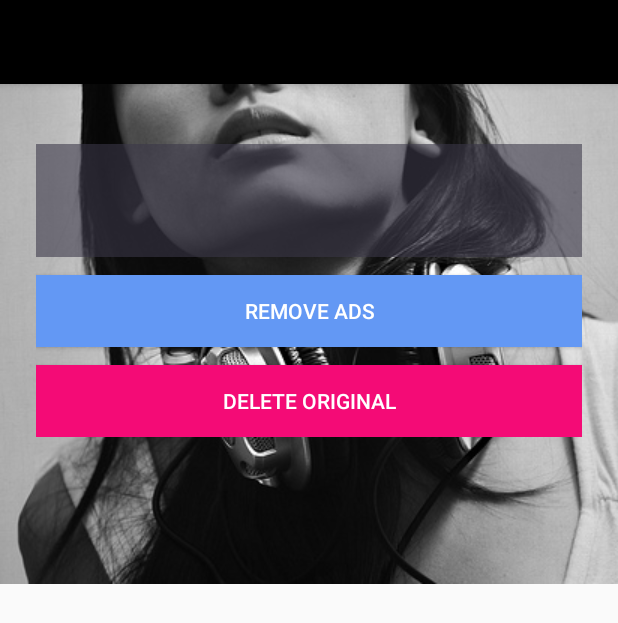
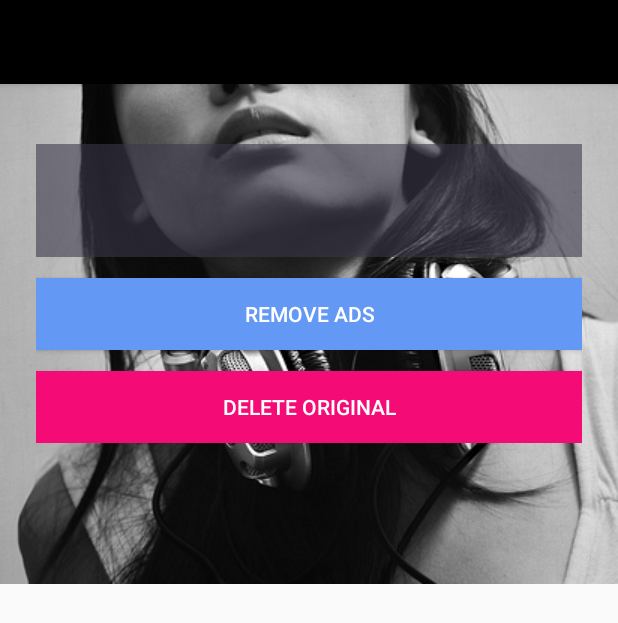
Before and after one commit to FrankCharlz/Demkitov3, an Android app: the layout activity_main.xml on its own in the app's theme, with its tools: preview values and no code run, on a phone screen of 412 x 824 dp. Shown: the top 623 px of the screen. Run offline under Robolectric (Android 15) with nearby library versions, the phone set to English and light mode, and no system bars.

Commit message:
Off to Mwenge

```diff
--- a/app/src/main/res/layout/activity_main.xml
+++ b/app/src/main/res/layout/activity_main.xml
@@ -53,27 +53,17 @@
             </ScrollView>
 
             <Button
-                android:layout_width="match_parent"
-                android:layout_height="wrap_content"
+                style="@style/ButtonStyle"
                 android:id="@+id/button1"
                 android:background="@color/button_blue"
-                android:text="REMOVE ADS"
-                android:textColor="#ffffff"
-                android:visibility="visible"
-                android:layout_marginTop="12dp"
-                android:layout_gravity="center_horizontal" />
+                android:text="REMOVE ADS" />
 
 
             <Button
-                android:layout_width="match_parent"
-                android:layout_height="wrap_content"
+                style="@style/ButtonStyle"
                 android:id="@+id/button2"
-                android:layout_marginTop="12dp"
-                android:textColor="#ffffff"
                 android:background="@color/button_red"
-                android:text="DELETE ORIGINAL"
-                android:visibility="visible"
-                android:layout_gravity="center_horizontal" />
+                android:text="DELETE ORIGINAL"/>
 
 
         </LinearLayout>
--- a/app/src/main/res/values/dimens.xml
+++ b/app/src/main/res/values/dimens.xml
@@ -3,5 +3,8 @@
     <!-- Default screen margins, per the Android Design guidelines. -->
     <dimen name="activity_horizontal_margin">16dp</dimen>
     <dimen name="activity_vertical_margin">16dp</dimen>
+    <dimen name="button_margin_topx">14dp</dimen>
+    <dimen name="button_text_size">14sp</dimen>
+
 
 </resources>
--- a/app/src/main/res/values/styles.xml
+++ b/app/src/main/res/values/styles.xml
@@ -24,7 +24,15 @@
 
     </style>
 
+    <style name="ButtonStyle" parent="Base.Widget.AppCompat.Button">
+        <item name="android:gravity">center</item>
+        <item name="android:textColor">@color/white</item>
+        <item name="android:layout_width">fill_parent</item>
+        <item name="android:layout_height">wrap_content</item>
+        <item name="android:layout_marginTop">@dimen/button_margin_topx</item>
+        <item name="android:textSize">@dimen/button_text_size</item>
+    </style>
 
 
-
+    <dimen name="button_margin_top">12dp</dimen>
 </resources>
```
